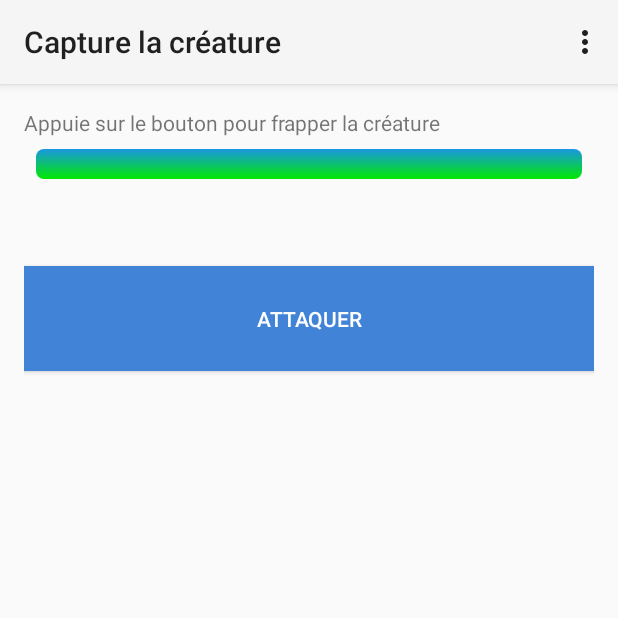
After one commit to loupstigrou/ScanMonsters, an Android app: the MiniGameActivity screen opened directly, with no data from a screen before it, on a phone screen of 412 x 824 dp, the top half of it. The commit adds this screen. Run offline under Robolectric (Android 15) with nearby library versions, the phone set to English and light mode, and no system bars; 1 statement that could not run was skipped.

Commit message:
MiniGame working Adding InGameActivity to regroup menu functionalities

```diff
--- a/ScanMonsters/app/src/main/AndroidManifest.xml
+++ b/ScanMonsters/app/src/main/AndroidManifest.xml
@@ -50,6 +50,10 @@
             android:label="@string/title_activity_location" >
         </activity>
         <activity
+            android:name=".MiniGameActivity"
+            android:label="@string/title_activity_mini_game" >
+        </activity>
+        <activity
             android:name=".PlayersBoardActivity"
             android:label="@string/title_activity_players_board" >
         </activity>
--- /dev/null
+++ b/ScanMonsters/app/src/main/java/prog_mobile/uqac/com/scanmonsters/InGameActivity.java
@@ -0,0 +1,118 @@
+package prog_mobile.uqac.com.scanmonsters;
+
+import android.annotation.TargetApi;
+import android.content.Intent;
+import android.os.Build;
+import android.os.Bundle;
+import android.support.v7.app.AppCompatActivity;
+import android.view.Menu;
+import android.view.MenuItem;
+
+import prog_mobile.uqac.com.scanmonsters.user.SessionManager;
+
+/**
+ * Activité avec menu de base
+ */
+public class InGameActivity extends AppCompatActivity {
+
+    public SessionManager session;
+    public static final String webserviceURL = "http://miralud.com/progMobile/webservice.php";
+
+    @Override
+    protected void onCreate(Bundle savedInstanceState) {
+        super.onCreate(savedInstanceState);
+        this.session = new SessionManager(getApplicationContext());
+        if (!this.session.isLoggedIn()) {
+            Intent intent = new Intent(getApplicationContext(), ScanMonsterActivity.class);
+            startActivity(intent);
+            finish();
+        }
+    }
+
+    @Override
+    protected void onResume() {
+        super.onResume();
+        if (!this.session.isLoggedIn()) {
+            Intent intent = new Intent(getApplicationContext(), ScanMonsterActivity.class);
+            startActivity(intent);
+            finish();
+        }
+    }
+
+
+
+
+    /**
+     * Animation de progression durant la connexion
+     * @param show
+     */
+    @TargetApi(Build.VERSION_CODES.HONEYCOMB_MR2)
+    public void showProgress(final boolean show) {
+        // On Honeycomb MR2 we have the ViewPropertyAnimator APIs, which allow
+        // for very easy animations. If available, use these APIs to fade-in
+        // the progress spinner.
+       /* if (Build.VERSION.SDK_INT >= Build.VERSION_CODES.HONEYCOMB_MR2) {
+            int shortAnimTime = getResources().getInteger(android.R.integer.config_shortAnimTime);
+
+            loginFormView.setVisibility(show ? View.GONE : View.VISIBLE);
+            loginFormView.animate().setDuration(shortAnimTime).alpha(
+                    show ? 0 : 1).setListener(new AnimatorListenerAdapter() {
+                @Override
+                public void onAnimationEnd(Animator animation) {
+                    loginFormView.setVisibility(show ? View.GONE : View.VISIBLE);
+                }
+            });
+
+            progressView.setVisibility(show ? View.VISIBLE : View.GONE);
+            progressView.animate().setDuration(shortAnimTime).alpha(
+                    show ? 1 : 0).setListener(new AnimatorListenerAdapter() {
+                @Override
+                public void onAnimationEnd(Animator animation) {
+                    progressView.setVisibility(show ? View.VISIBLE : View.GONE);
+                }
+            });
+        } else {
+            // The ViewPropertyAnimator APIs are not available, so simply show
+            // and hide the relevant UI components.
+            progressView.setVisibility(show ? View.VISIBLE : View.GONE);
+            loginFormView.setVisibility(show ? View.GONE : View.VISIBLE);
+        }*/
+    }
+
+    /**
+     * Menu with a logout option if the user is logged in
+     */
+    @Override
+    public boolean onCreateOptionsMenu(Menu menu) {
+        // Inflate the menu; this adds items to the action bar if it is present.
+        if (this.session.isLoggedIn())
+            getMenuInflater().inflate(R.menu.menu_logged_in, menu);
+        else
+            getMenuInflater().inflate(R.menu.menu, menu);
+
+        return true;
+    }
+
+    /**
+     * Logout functionnality
+     */
+    @Override
+    public boolean onOptionsItemSelected(MenuItem item) {
+        // Handle action bar item clicks here. The action bar will
+        // automatically handle clicks on the Home/Up button, so long
+        // as you specify a parent activity in AndroidManifest.xml.
+        int id = item.getItemId();
+
+        //noinspection SimplifiableIfStatement
+        if (id == R.id.action_settings) {
+            return true;
+        } else if (id == R.id.menu_logout) {
+            this.session.logoutUser();
+        } else if (id == R.id.menu_infos) {
+            Intent intent = new Intent(getApplicationContext(), PlayersBoardActivity.class);
+            startActivity(intent);
+        }
+
+        return super.onOptionsItemSelected(item);
+    }
+}
--- a/ScanMonsters/app/src/main/java/prog_mobile/uqac/com/scanmonsters/MainActivity.java
+++ b/ScanMonsters/app/src/main/java/prog_mobile/uqac/com/scanmonsters/MainActivity.java
@@ -138,7 +138,7 @@ public class MainActivity extends AppCompatActivity implements View.OnClickListe
     }
 
     private void goToMiniGameActivity() {
-        Intent intent = new Intent(MainActivity.this, LocationActivity.class);
+        Intent intent = new Intent(MainActivity.this, MiniGameActivity.class);
         startActivity(intent);
     }
 }
--- a/ScanMonsters/app/src/main/java/prog_mobile/uqac/com/scanmonsters/PlayersBoardActivity.java
+++ b/ScanMonsters/app/src/main/java/prog_mobile/uqac/com/scanmonsters/PlayersBoardActivity.java
@@ -301,7 +301,7 @@ public class PlayersBoardActivity extends AppCompatActivity implements ActionBar
             }
 
             // Own Score //
-            int ownScore = scoresSorted.get(user.getLogin());
+           // int ownScore = scoresSorted.get(user.getLogin());
 //            TextView os = (TextView) findViewById(R.id.own_score);
 //            os.setText(String.valueOf(ownScore));
         }
--- /dev/null
+++ b/ScanMonsters/app/src/main/res/drawable/custom_progress_bar_horizontal.xml
@@ -0,0 +1,45 @@
+<?xml version="1.0" encoding="UTF-8"?>
+<!--  @author : @alexduhem
+		blog.sakaroz.com
+ -->
+<layer-list
+	xmlns:android="http://schemas.android.com/apk/res/android">
+	<item
+		android:id="@android:id/background">
+		<shape>
+			<corners
+				android:radius="5dip" />
+			<gradient
+				android:startColor="#ffffffff"
+				android:centerColor="#ffdddddd"
+				android:endColor="#ffffffff"
+				android:angle="270" />
+		</shape>
+	</item>
+	<item
+		android:id="@android:id/secondaryProgress">
+		<clip>
+			<shape>
+				<corners
+					android:radius="5dip" />
+				<gradient
+					android:startColor="#770e75af"
+					android:endColor="#771997e1"
+					android:angle="90" />
+			</shape>
+		</clip>
+	</item>
+	<item
+		android:id="@android:id/progress">
+		<clip>
+			<shape>
+				<corners
+					android:radius="5dip" />
+				<gradient
+					android:startColor="#00E800"
+					android:endColor="#ff1997e1"
+					android:angle="90" />
+			</shape>
+		</clip>
+	</item>
+</layer-list>
--- /dev/null
+++ b/ScanMonsters/app/src/main/res/layout/activity_mini_game.xml
@@ -0,0 +1,39 @@
+<RelativeLayout xmlns:android="http://schemas.android.com/apk/res/android"
+    xmlns:tools="http://schemas.android.com/tools" android:layout_width="match_parent"
+    android:layout_height="match_parent" android:paddingLeft="@dimen/activity_horizontal_margin"
+    android:paddingRight="@dimen/activity_horizontal_margin"
+    android:paddingTop="@dimen/activity_vertical_margin"
+    android:paddingBottom="@dimen/activity_vertical_margin"
+    tools:context="prog_mobile.uqac.com.scanmonsters.MiniGameActivity">
+
+    <TextView
+        android:id="@+id/title_capture_creature"
+        android:text="@string/title_capture_creature"
+        android:layout_width="wrap_content"
+        android:layout_height="wrap_content" />
+
+    <ProgressBar
+            android:id="@+id/progressbar_life"
+            android:layout_width="fill_parent"
+            android:layout_height="wrap_content"
+            style="@style/CustomProgressBar"
+            android:layout_below="@id/title_capture_creature"
+            android:progress="100"
+            android:max="100"
+            android:secondaryProgress="0"
+            android:layout_margin="8dip" />
+    <View
+        android:id="@+id/canvasImageCreature"
+        android:layout_below="@id/progressbar_life"
+        android:layout_width="wrap_content"
+        android:layout_height="50dip" />
+
+    <Button
+        android:id="@+id/capture_button"
+        android:layout_below="@id/canvasImageCreature"
+        android:layout_width="match_parent"
+        android:layout_height="70dp"
+        android:background="@color/blue"
+        android:text="@string/capture_button"
+        android:textColor="@color/white"/>
+</RelativeLayout>
--- a/ScanMonsters/app/src/main/res/values/strings.xml
+++ b/ScanMonsters/app/src/main/res/values/strings.xml
@@ -37,4 +37,8 @@
     <string name="menu_logout">Logout</string>
     <string name="menu_informations">Informations</string>
 
+    <string name="title_activity_mini_game">Capture la créature</string>
+    <string name="title_capture_creature">Appuie sur le bouton pour frapper la créature</string>
+    <string name="capture_button">Attaquer</string>
+
 </resources>
--- a/ScanMonsters/app/src/main/res/values/styles.xml
+++ b/ScanMonsters/app/src/main/res/values/styles.xml
@@ -9,4 +9,11 @@
 
     </style>
 
+    <style name="CustomProgressBar" parent="android:Widget.ProgressBar.Horizontal">
+        <item name="android:indeterminateOnly">false</item>
+        <item name="android:progressDrawable">@drawable/custom_progress_bar_horizontal</item>
+        <item name="android:minHeight">20dip</item>
+        <item name="android:maxHeight">20dip</item>
+    </style>
+
 </resources>
```
Also changed, not shown: ScanMonsters/app/src/main/java/prog_mobile/uqac/com/scanmonsters/MiniGameActivity.java (added, +158 -0 lines).
